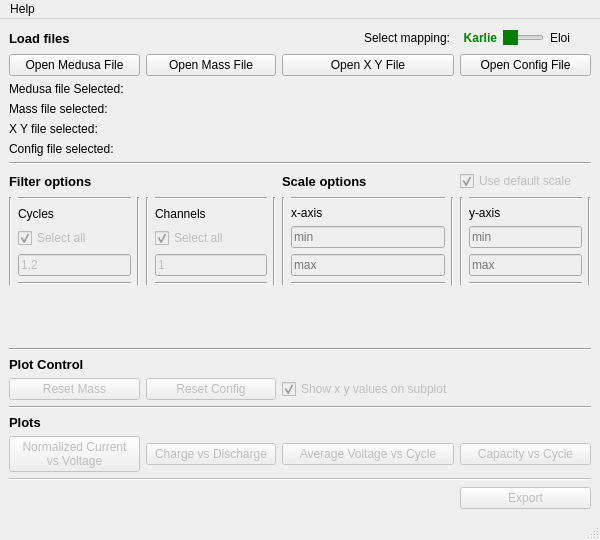
abdullahsumbal/data-analysis, file karlie/view/app.ui: the form before one commit.
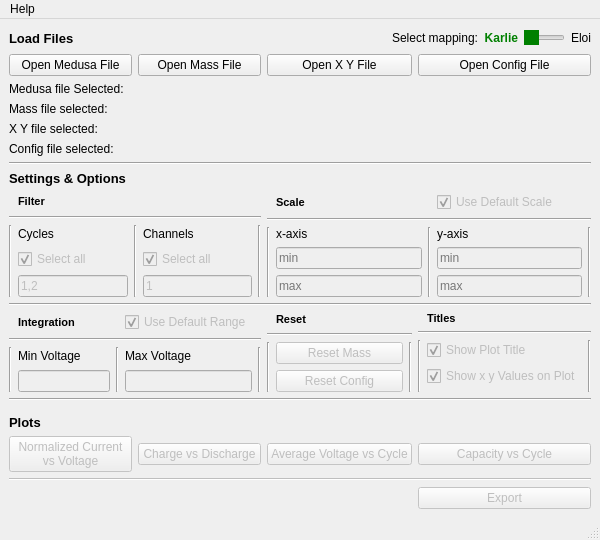
The form after the commit.

Commit message: new style and new show tile option

What changed in the file:
```diff
--- a/karlie/view/app.ui
+++ b/karlie/view/app.ui
@@ -28,139 +28,11 @@
   <widget class="QWidget" name="centralwidget">
    <layout class="QVBoxLayout" name="verticalLayout">
     <item>
-     <layout class="QGridLayout" name="gridLayout" rowstretch="0,0,0,0,0,0,0,0,0,0,0,0,0,0,0,0,0,0,0,0" columnstretch="1,1,1,1">
+     <layout class="QGridLayout" name="gridLayout" rowstretch="0,0,0,0,0,0,0,0,0,0,0,0,0,0,0,0,0,0,0" columnstretch="1,1,1,1">
       <property name="sizeConstraint">
        <enum>QLayout::SetNoConstraint</enum>
       </property>
-      <item row="15" column="0" colspan="4">
-       <widget class="Line" name="line_20">
-        <property name="orientation">
-         <enum>Qt::Horizontal</enum>
-        </property>
-       </widget>
-      </item>
-      <item row="10" column="1">
-       <layout class="QGridLayout" name="gridLayout_3">
-        <item row="0" column="1">
-         <widget class="Line" name="line_8">
-          <property name="orientation">
-           <enum>Qt::Horizontal</enum>
-          </property>
-         </widget>
-        </item>
-        <item row="1" column="1">
-         <widget class="QLabel" name="label_5">
-          <property name="text">
-           <string>Channels</string>
-          </property>
-         </widget>
-        </item>
-        <item row="2" column="1">
-         <widget class="QCheckBox" name="checkbox_channel">
-          <property name="enabled">
-           <bool>false</bool>
-          </property>
-          <property name="text">
-           <string>Select all</string>
-          </property>
-          <property name="checked">
-           <bool>true</bool>
-          </property>
-         </widget>
-        </item>
-        <item row="4" column="1">
-         <widget class="Line" name="line_11">
-          <property name="orientation">
-           <enum>Qt::Horizontal</enum>
-          </property>
-         </widget>
-        </item>
-        <item row="3" column="1">
-         <widget class="QLineEdit" name="lineEdit_channel">
-          <property name="enabled">
-           <bool>false</bool>
-          </property>
-          <property name="toolTip">
-           <string>Enter a Channel from 1 to 64</string>
-          </property>
-          <property name="toolTipDuration">
-           <number>-1</number>
-          </property>
-          <property name="text">
-           <string>1</string>
-          </property>
-          <property name="placeholderText">
-           <string>Enter a Channel 1-64</string>
-          </property>
-         </widget>
-        </item>
-        <item row="0" column="0" rowspan="5">
-         <widget class="Line" name="line_9">
-          <property name="orientation">
-           <enum>Qt::Vertical</enum>
-          </property>
-         </widget>
-        </item>
-        <item row="0" column="2" rowspan="5">
-         <widget class="Line" name="line_10">
-          <property name="orientation">
-           <enum>Qt::Vertical</enum>
-          </property>
-         </widget>
-        </item>
-       </layout>
-      </item>
-      <item row="14" column="0">
-       <widget class="QPushButton" name="button_reset_mass">
-        <property name="enabled">
-         <bool>false</bool>
-        </property>
-        <property name="text">
-         <string>Reset Mass</string>
-        </property>
-       </widget>
-      </item>
-      <item row="14" column="2">
-       <widget class="QCheckBox" name="checkbox_x_y_plot_label">
-        <property name="enabled">
-         <bool>false</bool>
-        </property>
-        <property name="text">
-         <string>Show x y values on subplot</string>
-        </property>
-        <property name="checked">
-         <bool>true</bool>
-        </property>
-       </widget>
-      </item>
-      <item row="13" column="0">
-       <widget class="QLabel" name="label_9">
-        <property name="font">
-         <font>
-          <pointsize>10</pointsize>
-          <weight>75</weight>
-          <bold>true</bold>
-         </font>
-        </property>
-        <property name="text">
-         <string>Plot Control</string>
-        </property>
-       </widget>
-      </item>
-      <item row="9" column="3">
-       <widget class="QCheckBox" name="checkbox_scale_default">
-        <property name="enabled">
-         <bool>false</bool>
-        </property>
-        <property name="text">
-         <string>Use default scale</string>
-        </property>
-        <property name="checked">
-         <bool>true</bool>
-        </property>
-       </widget>
-      </item>
-      <item row="17" column="3">
+      <item row="16" column="3">
        <widget class="QPushButton" name="button_capacity">
         <property name="enabled">
          <bool>false</bool>
@@ -170,7 +42,14 @@
         </property>
        </widget>
       </item>
-      <item row="17" column="2">
+      <item row="13" column="0" colspan="4">
+       <widget class="Line" name="line_20">
+        <property name="orientation">
+         <enum>Qt::Horizontal</enum>
+        </property>
+       </widget>
+      </item>
+      <item row="16" column="2">
        <widget class="QPushButton" name="button_avg_volt">
         <property name="enabled">
          <bool>false</bool>
@@ -180,32 +59,14 @@
         </property>
        </widget>
       </item>
-      <item row="19" column="3">
-       <widget class="QPushButton" name="button_export">
+      <item row="17" column="0" colspan="4">
+       <widget class="Line" name="line_3">
         <property name="enabled">
          <bool>false</bool>
         </property>
-        <property name="text">
-         <string>Export</string>
+        <property name="lineWidth">
+         <number>1</number>
         </property>
-       </widget>
-      </item>
-      <item row="5" column="0" colspan="4">
-       <widget class="QLabel" name="label_config_file">
-        <property name="text">
-         <string>Config file selected: </string>
-        </property>
-       </widget>
-      </item>
-      <item row="3" column="0" colspan="4">
-       <widget class="QLabel" name="label_mass_file">
-        <property name="text">
-         <string>Mass file selected: </string>
-        </property>
-       </widget>
-      </item>
-      <item row="12" column="0" colspan="4">
-       <widget class="Line" name="line_2">
         <property name="orientation">
          <enum>Qt::Horizontal</enum>
         </property>
@@ -218,8 +79,18 @@
         </property>
        </widget>
       </item>
-      <item row="9" column="2">
-       <widget class="QLabel" name="label_6">
+      <item row="18" column="3">
+       <widget class="QPushButton" name="button_export">
+        <property name="enabled">
+         <bool>false</bool>
+        </property>
+        <property name="text">
+         <string>Export</string>
+        </property>
+       </widget>
+      </item>
+      <item row="0" column="0">
+       <widget class="QLabel" name="label_2">
         <property name="font">
          <font>
           <pointsize>10</pointsize>
@@ -228,81 +99,10 @@
          </font>
         </property>
         <property name="text">
-         <string>Scale options</string>
+         <string>Load Files</string>
         </property>
        </widget>
       </item>
-      <item row="10" column="0">
-       <layout class="QGridLayout" name="gridLayout_2">
-        <item row="0" column="1">
-         <widget class="Line" name="line_6">
-          <property name="orientation">
-           <enum>Qt::Horizontal</enum>
-          </property>
-         </widget>
-        </item>
-        <item row="0" column="0" rowspan="5">
-         <widget class="Line" name="line_4">
-          <property name="orientation">
-           <enum>Qt::Vertical</enum>
-          </property>
-         </widget>
-        </item>
-        <item row="1" column="1">
-         <widget class="QLabel" name="label">
-          <property name="text">
-           <string>Cycles</string>
-          </property>
-         </widget>
-        </item>
-        <item row="0" column="2" rowspan="5">
-         <widget class="Line" name="line_5">
-          <property name="orientation">
-           <enum>Qt::Vertical</enum>
-          </property>
-         </widget>
-        </item>
-        <item row="4" column="1">
-         <widget class="Line" name="line_7">
-          <property name="orientation">
-           <enum>Qt::Horizontal</enum>
-          </property>
-         </widget>
-        </item>
-        <item row="2" column="1">
-         <widget class="QCheckBox" name="checkbox_cycle">
-          <property name="enabled">
-           <bool>false</bool>
-          </property>
-          <property name="text">
-           <string>Select all</string>
-          </property>
-          <property name="checked">
-           <bool>true</bool>
-          </property>
-         </widget>
-        </item>
-        <item row="3" column="1">
-         <widget class="QLineEdit" name="lineEdit_cycle">
-          <property name="enabled">
-           <bool>false</bool>
-          </property>
-          <property name="toolTip">
-           <string>Enter cycles separated  by comas</string>
-          </property>
-          <property name="inputMask">
-           <string/>
-          </property>
-          <property name="text">
-           <string>1,2</string>
-          </property>
-          <property name="placeholderText">
-           <string>Enter cycles</string>
-          </property>
-         </widget>
-        </item>
-       </layout>
-      </item>
       <item row="1" column="2">
        <widget class="QPushButton" name="button_x_y_file">
         <property name="text">
@@ -310,6 +110,41 @@
         </property>
        </widget>
       </item>
+      <item row="15" column="0">
+       <widget class="QLabel" name="label_4">
+        <property name="font">
+         <font>
+          <pointsize>10</pointsize>
+          <weight>75</weight>
+          <bold>true</bold>
+         </font>
+        </property>
+        <property name="text">
+         <string>Plots</string>
+        </property>
+       </widget>
+      </item>
+      <item row="11" column="0" colspan="4">
+       <widget class="Line" name="line_2">
+        <property name="orientation">
+         <enum>Qt::Horizontal</enum>
+        </property>
+       </widget>
+      </item>
+      <item row="3" column="0" colspan="4">
+       <widget class="QLabel" name="label_mass_file">
+        <property name="text">
+         <string>Mass file selected: </string>
+        </property>
+       </widget>
+      </item>
+      <item row="5" column="0" colspan="4">
+       <widget class="QLabel" name="label_config_file">
+        <property name="text">
+         <string>Config file selected: </string>
+        </property>
+       </widget>
+      </item>
       <item row="1" column="1">
        <widget class="QPushButton" name="button_mass_file">
         <property name="text">
@@ -317,163 +152,6 @@
         </property>
        </widget>
       </item>
-      <item row="18" column="0" colspan="4">
-       <widget class="Line" name="line_3">
-        <property name="enabled">
-         <bool>false</bool>
-        </property>
-        <property name="lineWidth">
-         <number>1</number>
-        </property>
-        <property name="orientation">
-         <enum>Qt::Horizontal</enum>
-        </property>
-       </widget>
-      </item>
-      <item row="0" column="0">
-       <widget class="QLabel" name="label_2">
-        <property name="font">
-         <font>
-          <pointsize>10</pointsize>
-          <weight>75</weight>
-          <bold>true</bold>
-         </font>
-        </property>
-        <property name="text">
-         <string>Load files</string>
-        </property>
-       </widget>
-      </item>
-      <item row="11" column="0">
-       <spacer name="verticalSpacer">
-        <property name="orientation">
-         <enum>Qt::Vertical</enum>
-        </property>
-        <property name="sizeHint" stdset="0">
-         <size>
-          <width>20</width>
-          <height>40</height>
-         </size>
-        </property>
-       </spacer>
-      </item>
-      <item row="16" column="0">
-       <widget class="QLabel" name="label_4">
-        <property name="font">
-         <font>
-          <pointsize>10</pointsize>
-          <weight>75</weight>
-          <bold>true</bold>
-         </font>
-        </property>
-        <property name="text">
-         <string>Plots</string>
-        </property>
-       </widget>
-      </item>
-      <item row="10" column="3">
-       <layout class="QGridLayout" name="gridLayout_5">
-        <item row="0" column="1">
-         <widget class="Line" name="line_16">
-          <property name="orientation">
-           <enum>Qt::Horizontal</enum>
-          </property>
-         </widget>
-        </item>
-        <item row="0" column="2" rowspan="5">
-         <widget class="Line" name="line_18">
-          <property name="orientation">
-           <enum>Qt::Vertical</enum>
-          </property>
-         </widget>
-        </item>
-        <item row="1" column="1">
-         <widget class="QLabel" name="label_8">
-          <property name="text">
-           <string>y-axis</string>
-          </property>
-         </widget>
-        </item>
-        <item row="3" column="1">
-         <widget class="QLineEdit" name="lineEdit_scale_y_max">
-          <property name="enabled">
-           <bool>false</bool>
-          </property>
-          <property name="toolTip">
-           <string>set y-axis maximum limit</string>
-          </property>
-          <property name="placeholderText">
-           <string>max</string>
-          </property>
-         </widget>
-        </item>
-        <item row="0" column="0" rowspan="5">
-         <widget class="Line" name="line_17">
-          <property name="orientation">
-           <enum>Qt::Vertical</enum>
-          </property>
-         </widget>
-        </item>
-        <item row="4" column="1">
-         <widget class="Line" name="line_19">
-          <property name="orientation">
-           <enum>Qt::Horizontal</enum>
-          </property>
-         </widget>
-        </item>
-        <item row="2" column="1">
-         <widget class="QLineEdit" name="lineEdit_scale_y_min">
-          <property name="enabled">
-           <bool>false</bool>
-          </property>
-          <property name="toolTip">
-           <string>set y-axis minimum limit</string>
-          </property>
-          <property name="placeholderText">
-           <string>min</string>
-          </property>
-         </widget>
-        </item>
-       </layout>
-      </item>
-      <item row="1" column="3">
-       <widget class="QPushButton" name="button_config_file">
-        <property name="text">
-         <string>Open Config File</string>
-        </property>
-       </widget>
-      </item>
-      <item row="4" column="0" colspan="4">
-       <widget class="QLabel" name="label_x_y_file">
-        <property name="text">
-         <string>X Y file selected: </string>
-        </property>
-       </widget>
-      </item>
-      <item row="17" column="1">
-       <widget class="QPushButton" name="button_charge_discharge">
-        <property name="enabled">
-         <bool>false</bool>
-        </property>
-        <property name="text">
-         <string>Charge vs Discharge</string>
-        </property>
-       </widget>
-      </item>
-      <item row="9" column="0">
-       <widget class="QLabel" name="label_3">
-        <property name="font">
-         <font>
-          <pointsize>10</pointsize>
-          <weight>75</weight>
-          <bold>true</bold>
-         </font>
-        </property>
-        <property name="text">
-         <string>Filter options</string>
-        </property>
-       </widget>
-      </item>
       <item row="1" column="0">
        <widget class="QPushButton" name="medusa_file_button">
         <property name="autoFillBackground">
@@ -487,101 +165,8 @@
         </property>
        </widget>
       </item>
-      <item row="17" column="0">
-       <widget class="QPushButton" name="button_norm_curr_volt">
-        <property name="enabled">
-         <bool>false</bool>
-        </property>
-        <property name="text">
-         <string>Normalized Current 
-vs Voltage</string>
-        </property>
-       </widget>
-      </item>
-      <item row="2" column="0" colspan="4">
-       <widget class="QLabel" name="label_medusa_file">
-        <property name="text">
-         <string>Medusa file Selected: </string>
-        </property>
-       </widget>
-      </item>
-      <item row="10" column="2">
-       <layout class="QGridLayout" name="gridLayout_4">
-        <item row="1" column="1">
-         <widget class="QLabel" name="label_7">
-          <property name="text">
-           <string>x-axis</string>
-          </property>
-         </widget>
-        </item>
-        <item row="0" column="0" rowspan="5">
-         <widget class="Line" name="line_14">
-          <property name="orientation">
-           <enum>Qt::Vertical</enum>
-          </property>
-         </widget>
-        </item>
-        <item row="4" column="1">
-         <widget class="Line" name="line_13">
-          <property name="orientation">
-           <enum>Qt::Horizontal</enum>
-          </property>
-         </widget>
-        </item>
-        <item row="0" column="1">
-         <widget class="Line" name="line_12">
-          <property name="orientation">
-           <enum>Qt::Horizontal</enum>
-          </property>
-         </widget>
-        </item>
-        <item row="3" column="1">
-         <widget class="QLineEdit" name="lineEdit_scale_x_max">
-          <property name="enabled">
-           <bool>false</bool>
-          </property>
-          <property name="toolTip">
-           <string>set x-axis maximum limit</string>
-          </property>
-          <property name="placeholderText">
-           <string>max</string>
-          </property>
-         </widget>
-        </item>
-        <item row="0" column="2" rowspan="5">
-         <widget class="Line" name="line_15">
-          <property name="orientation">
-           <enum>Qt::Vertical</enum>
-          </property>
-         </widget>
-        </item>
-        <item row="2" column="1">
-         <widget class="QLineEdit" name="lineEdit_scale_x_min">
-          <property name="enabled">
-           <bool>false</bool>
-          </property>
-          <property name="toolTip">
-           <string>set x-axis minimum limit</string>
-          </property>
-          <property name="placeholderText">
-           <string>min</string>
-          </property>
-         </widget>
-        </item>
-       </layout>
-      </item>
-      <item row="14" column="1">
-       <widget class="QPushButton" name="button_reset_config">
-        <property name="enabled">
-         <bool>false</bool>
-        </property>
-        <property name="text">
-         <string>Reset Config</string>
-        </property>
-       </widget>
-      </item>
       <item row="0" column="2" colspan="2">
-       <layout class="QGridLayout" name="gridLayout_6" columnstretch="2,1,1,1,1">
+       <layout class="QGridLayout" name="gridLayout_6" columnstretch="3,0,0,1,0">
         <item row="0" column="2">
          <widget class="QLabel" name="label_karlie_mapping">
           <property name="styleSheet">
@@ -626,6 +211,9 @@
           <property name="maximum">
            <number>1</number>
           </property>
+          <property name="pageStep">
+           <number>10</number>
+          </property>
           <property name="orientation">
            <enum>Qt::Horizontal</enum>
           </property>
@@ -646,6 +234,535 @@
         </item>
        </layout>
       </item>
+      <item row="2" column="0" colspan="4">
+       <widget class="QLabel" name="label_medusa_file">
+        <property name="text">
+         <string>Medusa file Selected: </string>
+        </property>
+       </widget>
+      </item>
+      <item row="1" column="3">
+       <widget class="QPushButton" name="button_config_file">
+        <property name="text">
+         <string>Open Config File</string>
+        </property>
+       </widget>
+      </item>
+      <item row="16" column="0">
+       <widget class="QPushButton" name="button_norm_curr_volt">
+        <property name="enabled">
+         <bool>false</bool>
+        </property>
+        <property name="text">
+         <string>Normalized Current 
+vs Voltage</string>
+        </property>
+       </widget>
+      </item>
+      <item row="16" column="1">
+       <widget class="QPushButton" name="button_charge_discharge">
+        <property name="enabled">
+         <bool>false</bool>
+        </property>
+        <property name="text">
+         <string>Charge vs Discharge</string>
+        </property>
+       </widget>
+      </item>
+      <item row="4" column="0" colspan="4">
+       <widget class="QLabel" name="label_x_y_file">
+        <property name="text">
+         <string>X Y file selected: </string>
+        </property>
+       </widget>
+      </item>
+      <item row="9" column="0">
+       <widget class="QLabel" name="label_13">
+        <property name="font">
+         <font>
+          <pointsize>10</pointsize>
+          <weight>75</weight>
+          <bold>true</bold>
+         </font>
+        </property>
+        <property name="text">
+         <string>Settings &amp; Options</string>
+        </property>
+       </widget>
+      </item>
+      <item row="10" column="0" colspan="2">
+       <layout class="QGridLayout" name="gridLayout_2">
+        <item row="2" column="1">
+         <widget class="QLabel" name="label">
+          <property name="text">
+           <string>Cycles</string>
+          </property>
+         </widget>
+        </item>
+        <item row="4" column="1">
+         <widget class="QLineEdit" name="lineEdit_cycle">
+          <property name="enabled">
+           <bool>false</bool>
+          </property>
+          <property name="toolTip">
+           <string>Enter cycles separated  by comas</string>
+          </property>
+          <property name="inputMask">
+           <string/>
+          </property>
+          <property name="text">
+           <string>1,2</string>
+          </property>
+          <property name="placeholderText">
+           <string>Enter cycles</string>
+          </property>
+         </widget>
+        </item>
+        <item row="3" column="1">
+         <widget class="QCheckBox" name="checkbox_cycle">
+          <property name="enabled">
+           <bool>false</bool>
+          </property>
+          <property name="text">
+           <string>Select all</string>
+          </property>
+          <property name="checked">
+           <bool>true</bool>
+          </property>
+         </widget>
+        </item>
+        <item row="0" column="1">
+         <widget class="QLabel" name="label_3">
+          <property name="font">
+           <font>
+            <pointsize>8</pointsize>
+            <weight>75</weight>
+            <bold>true</bold>
+           </font>
+          </property>
+          <property name="text">
+           <string>Filter</string>
+          </property>
+         </widget>
+        </item>
+        <item row="3" column="3">
+         <widget class="QCheckBox" name="checkbox_channel">
+          <property name="enabled">
+           <bool>false</bool>
+          </property>
+          <property name="text">
+           <string>Select all</string>
+          </property>
+          <property name="checked">
+           <bool>true</bool>
+          </property>
+         </widget>
+        </item>
+        <item row="2" column="3">
+         <widget class="QLabel" name="label_5">
+          <property name="text">
+           <string>Channels</string>
+          </property>
+         </widget>
+        </item>
+        <item row="4" column="3">
+         <widget class="QLineEdit" name="lineEdit_channel">
+          <property name="enabled">
+           <bool>false</bool>
+          </property>
+          <property name="toolTip">
+           <string>Enter a Channel from 1 to 64</string>
+          </property>
+          <property name="toolTipDuration">
+           <number>-1</number>
+          </property>
+          <property name="text">
+           <string>1</string>
+          </property>
+          <property name="placeholderText">
+           <string>Enter a Channel 1-64</string>
+          </property>
+         </widget>
+        </item>
+        <item row="2" column="2" rowspan="3">
+         <widget class="Line" name="line_5">
+          <property name="orientation">
+           <enum>Qt::Vertical</enum>
+          </property>
+         </widget>
+        </item>
+        <item row="2" column="0" rowspan="3">
+         <widget class="Line" name="line_4">
+          <property name="orientation">
+           <enum>Qt::Vertical</enum>
+          </property>
+         </widget>
+        </item>
+        <item row="2" column="4" rowspan="3">
+         <widget class="Line" name="line_13">
+          <property name="orientation">
+           <enum>Qt::Vertical</enum>
+          </property>
+         </widget>
+        </item>
+        <item row="1" column="0" colspan="5">
+         <widget class="Line" name="line_6">
+          <property name="orientation">
+           <enum>Qt::Horizontal</enum>
+          </property>
+         </widget>
+        </item>
+       </layout>
+      </item>
+      <item row="10" column="2" colspan="2">
+       <layout class="QGridLayout" name="gridLayout_4">
+        <item row="3" column="1">
+         <widget class="QLineEdit" name="lineEdit_scale_x_min">
+          <property name="enabled">
+           <bool>false</bool>
+          </property>
+          <property name="toolTip">
+           <string>set x-axis minimum limit</string>
+          </property>
+          <property name="placeholderText">
+           <string>min</string>
+          </property>
+         </widget>
+        </item>
+        <item row="4" column="1">
+         <widget class="QLineEdit" name="lineEdit_scale_x_max">
+          <property name="enabled">
+           <bool>false</bool>
+          </property>
+          <property name="toolTip">
+           <string>set x-axis maximum limit</string>
+          </property>
+          <property name="placeholderText">
+           <string>max</string>
+          </property>
+         </widget>
+        </item>
+        <item row="2" column="1">
+         <widget class="QLabel" name="label_7">
+          <property name="text">
+           <string>x-axis</string>
+          </property>
+         </widget>
+        </item>
+        <item row="2" column="2" rowspan="3">
+         <widget class="Line" name="line_15">
+          <property name="orientation">
+           <enum>Qt::Vertical</enum>
+          </property>
+         </widget>
+        </item>
+        <item row="3" column="3">
+         <widget class="QLineEdit" name="lineEdit_scale_y_min">
+          <property name="enabled">
+           <bool>false</bool>
+          </property>
+          <property name="toolTip">
+           <string>set y-axis minimum limit</string>
+          </property>
+          <property name="placeholderText">
+           <string>min</string>
+          </property>
+         </widget>
+        </item>
+        <item row="4" column="3">
+         <widget class="QLineEdit" name="lineEdit_scale_y_max">
+          <property name="enabled">
+           <bool>false</bool>
+          </property>
+          <property name="toolTip">
+           <string>set y-axis maximum limit</string>
+          </property>
+          <property name="placeholderText">
+           <string>max</string>
+          </property>
+         </widget>
+        </item>
+        <item row="0" column="3">
+         <widget class="QCheckBox" name="checkbox_scale_default">
+          <property name="enabled">
+           <bool>false</bool>
+          </property>
+          <property name="text">
+           <string>Use Default Scale</string>
+          </property>
+          <property name="checked">
+           <bool>true</bool>
+          </property>
+         </widget>
+        </item>
+        <item row="2" column="3">
+         <widget class="QLabel" name="label_8">
+          <property name="text">
+           <string>y-axis</string>
+          </property>
+         </widget>
+        </item>
+        <item row="0" column="1">
+         <widget class="QLabel" name="label_6">
+          <property name="font">
+           <font>
+            <pointsize>8</pointsize>
+            <weight>75</weight>
+            <bold>true</bold>
+           </font>
+          </property>
+          <property name="text">
+           <string>Scale</string>
+          </property>
+         </widget>
+        </item>
+        <item row="2" column="0" rowspan="3">
+         <widget class="Line" name="line_14">
+          <property name="orientation">
+           <enum>Qt::Vertical</enum>
+          </property>
+         </widget>
+        </item>
+        <item row="2" column="4" rowspan="3">
+         <widget class="Line" name="line_7">
+          <property name="orientation">
+           <enum>Qt::Vertical</enum>
+          </property>
+         </widget>
+        </item>
+        <item row="1" column="0" colspan="5">
+         <widget class="Line" name="line_12">
+          <property name="orientation">
+           <enum>Qt::Horizontal</enum>
+          </property>
+         </widget>
+        </item>
+       </layout>
+      </item>
+      <item row="12" column="3">
+       <layout class="QGridLayout" name="gridLayout_7">
+        <item row="0" column="1" colspan="2">
+         <widget class="QLabel" name="label_11">
+          <property name="font">
+           <font>
+            <pointsize>8</pointsize>
+            <weight>75</weight>
+            <bold>true</bold>
+           </font>
+          </property>
+          <property name="text">
+           <string>Titles</string>
+          </property>
+         </widget>
+        </item>
+        <item row="2" column="2" rowspan="3">
+         <widget class="Line" name="line_22">
+          <property name="orientation">
+           <enum>Qt::Vertical</enum>
+          </property>
+         </widget>
+        </item>
+        <item row="1" column="0" colspan="3">
+         <widget class="Line" name="line_23">
+          <property name="orientation">
+           <enum>Qt::Horizontal</enum>
+          </property>
+         </widget>
+        </item>
+        <item row="3" column="1">
+         <widget class="QCheckBox" name="checkbox_x_y_plot_label">
+          <property name="enabled">
+           <bool>false</bool>
+          </property>
+          <property name="text">
+           <string>Show x y Values on Plot</string>
+          </property>
+          <property name="checked">
+           <bool>true</bool>
+          </property>
+         </widget>
+        </item>
+        <item row="2" column="1">
+         <widget class="QCheckBox" name="checkbox_show_title">
+          <property name="enabled">
+           <bool>false</bool>
+          </property>
+          <property name="text">
+           <string>Show Plot Title</string>
+          </property>
+          <property name="checked">
+           <bool>true</bool>
+          </property>
+         </widget>
+        </item>
+        <item row="2" column="0" rowspan="3">
+         <widget class="Line" name="line_21">
+          <property name="orientation">
+           <enum>Qt::Vertical</enum>
+          </property>
+         </widget>
+        </item>
+       </layout>
+      </item>
+      <item row="14" column="0">
+       <spacer name="verticalSpacer_2">
+        <property name="orientation">
+         <enum>Qt::Vertical</enum>
+        </property>
+        <property name="sizeHint" stdset="0">
+         <size>
+          <width>20</width>
+          <height>40</height>
+         </size>
+        </property>
+       </spacer>
+      </item>
+      <item row="12" column="0" colspan="2">
+       <layout class="QGridLayout" name="gridLayout_3">
+        <item row="2" column="1">
+         <widget class="QLabel" name="label_14">
+          <property name="text">
+           <string>Min Voltage</string>
+          </property>
+         </widget>
+        </item>
+        <item row="2" column="0" rowspan="2">
+         <widget class="Line" name="line_16">
+          <property name="orientation">
+           <enum>Qt::Vertical</enum>
+          </property>
+         </widget>
+        </item>
+        <item row="0" column="1">
+         <widget class="QLabel" name="label_12">
+          <property name="font">
+           <font>
+            <pointsize>8</pointsize>
+            <weight>75</weight>
+            <bold>true</bold>
+           </font>
+          </property>
+          <property name="text">
+           <string>Integration</string>
+          </property>
+         </widget>
+        </item>
+        <item row="3" column="1">
+         <widget class="QLineEdit" name="lineEdit">
+          <property name="enabled">
+           <bool>false</bool>
+          </property>
+         </widget>
+        </item>
+        <item row="1" column="0" colspan="5">
+         <widget class="Line" name="line_11">
+          <property name="orientation">
+           <enum>Qt::Horizontal</enum>
+          </property>
+         </widget>
+        </item>
+        <item row="0" column="3">
+         <widget class="QCheckBox" name="checkBox">
+          <property name="enabled">
+           <bool>false</bool>
+          </property>
+          <property name="text">
+           <string>Use Default Range</string>
+          </property>
+          <property name="checked">
+           <bool>true</bool>
+          </property>
+         </widget>
+        </item>
+        <item row="2" column="4" rowspan="2">
+         <widget class="Line" name="line_18">
+          <property name="orientation">
+           <enum>Qt::Vertical</enum>
+          </property>
+         </widget>
+        </item>
+        <item row="3" column="3">
+         <widget class="QLineEdit" name="lineEdit_2">
+          <property name="enabled">
+           <bool>false</bool>
+          </property>
+         </widget>
+        </item>
+        <item row="2" column="2" rowspan="2">
+         <widget class="Line" name="line_17">
+          <property name="orientation">
+           <enum>Qt::Vertical</enum>
+          </property>
+         </widget>
+        </item>
+        <item row="2" column="3">
+         <widget class="QLabel" name="label_15">
+          <property name="text">
+           <string>Max Voltage</string>
+          </property>
+         </widget>
+        </item>
+       </layout>
+      </item>
+      <item row="12" column="2">
+       <layout class="QGridLayout" name="gridLayout_8">
+        <item row="2" column="2" rowspan="2">
+         <widget class="Line" name="line_10">
+          <property name="orientation">
+           <enum>Qt::Vertical</enum>
+          </property>
+         </widget>
+        </item>
+        <item row="1" column="0" colspan="3">
+         <widget class="Line" name="line_9">
+          <property name="orientation">
+           <enum>Qt::Horizontal</enum>
+          </property>
+         </widget>
+        </item>
+        <item row="2" column="0" rowspan="2">
+         <widget class="Line" name="line_8">
+          <property name="orientation">
+           <enum>Qt::Vertical</enum>
+          </property>
+         </widget>
+        </item>
+        <item row="0" column="1" colspan="2">
+         <widget class="QLabel" name="label_9">
+          <property name="font">
+           <font>
+            <pointsize>8</pointsize>
+            <weight>75</weight>
+            <bold>true</bold>
+           </font>
+          </property>
+          <property name="text">
+           <string>Reset</string>
+          </property>
+         </widget>
+        </item>
+        <item row="3" column="1">
+         <widget class="QPushButton" name="button_reset_config">
+          <property name="enabled">
+           <bool>false</bool>
+          </property>
+          <property name="text">
+           <string>Reset Config</string>
+          </property>
+         </widget>
+        </item>
+        <item row="2" column="1">
+         <widget class="QPushButton" name="button_reset_mass">
+          <property name="enabled">
+           <bool>false</bool>
+          </property>
+          <property name="text">
+           <string>Reset Mass</string>
+          </property>
+         </widget>
+        </item>
+       </layout>
+      </item>
      </layout>
     </item>
    </layout>
```
The commit also changes 5 other files.
